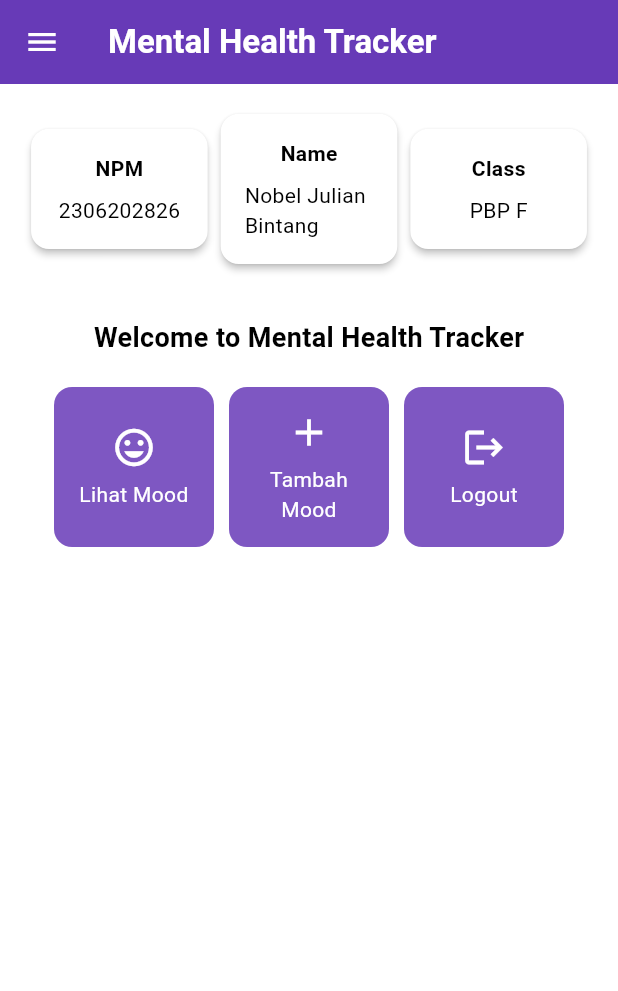
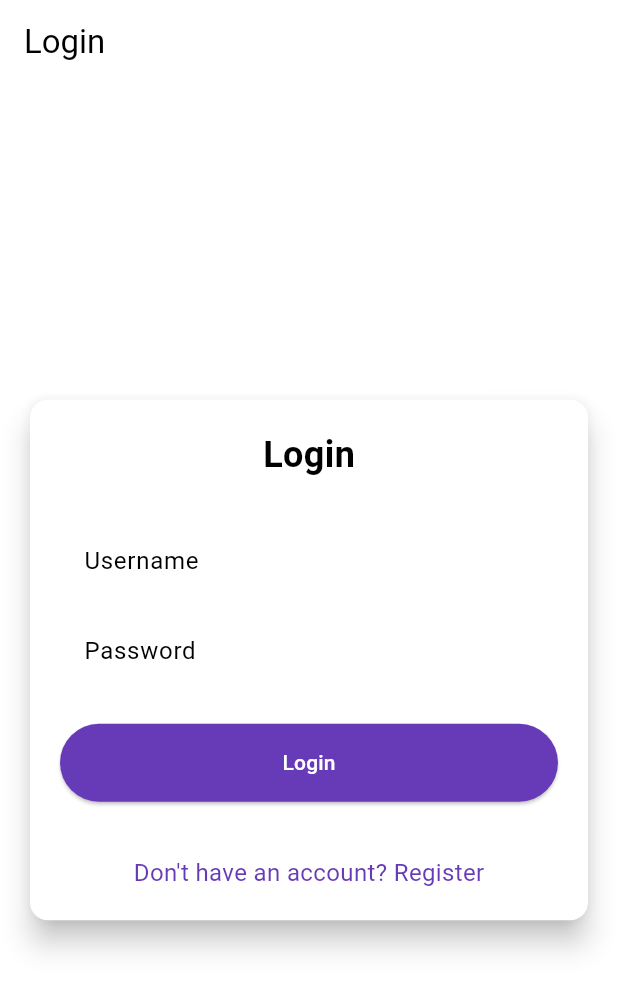
Before and after one commit to nobeljb/mental-health-tracker-mobile, a Flutter app: the screen it shows after launch, on a phone screen of 412 x 824 dp. Shown: the top 991 px of the screen. Run offline on Flutter 3.47's test engine with Material 3 defaults, Android fonts, the phone set to English and light mode, and no system bars; missing offline and left inert: pbp_django_auth.

Commit message:
tutorial 8

```diff
--- a/lib/main.dart
+++ b/lib/main.dart
@@ -1,5 +1,8 @@
 import 'package:flutter/material.dart';
 import 'package:mental_health_tracker/screens/menu.dart';
+import 'package:mental_health_tracker/screens/login.dart';
+import 'package:pbp_django_auth/pbp_django_auth.dart';
+import 'package:provider/provider.dart';
 
 void main() {
   runApp(const MyApp());
@@ -8,33 +11,23 @@ void main() {
 class MyApp extends StatelessWidget {
   const MyApp({super.key});
 
-  // This widget is the root of your application.
   @override
   Widget build(BuildContext context) {
-    return MaterialApp(
-      title: 'Flutter Demo',
-      theme: ThemeData(
-        // This is the theme of your application.
-        //
-        // TRY THIS: Try running your application with "flutter run". You'll see
-        // the application has a purple toolbar. Then, without quitting the app,
-        // try changing the seedColor in the colorScheme below to Colors.green
-        // and then invoke "hot reload" (save your changes or press the "hot
-        // reload" button in a Flutter-supported IDE, or press "r" if you used
-        // the command line to start the app).
-        //
-        // Notice that the counter didn't reset back to zero; the application
-        // state is not lost during the reload. To reset the state, use hot
-        // restart instead.
-        //
-        // This works for code too, not just values: Most code changes can be
-        // tested with just a hot reload.
-         colorScheme: ColorScheme.fromSwatch(
-               primarySwatch: Colors.deepPurple,
-         ).copyWith(secondary: Colors.deepPurple[400]),
-        useMaterial3: true,
+    return Provider(
+      create: (_) {
+        CookieRequest request = CookieRequest();
+        return request;
+      },
+      child: MaterialApp(
+        title: 'Mental Health Tracker',
+        theme: ThemeData(
+          useMaterial3: true,
+          colorScheme: ColorScheme.fromSwatch(
+            primarySwatch: Colors.deepPurple,
+          ).copyWith(secondary: Colors.deepPurple[400]),
+        ),
+        home: const LoginPage(),
       ),
-      home: MyHomePage(),
     );
   }
 }
--- /dev/null
+++ b/lib/screens/login.dart
@@ -0,0 +1,182 @@
+import 'package:mental_health_tracker/screens/menu.dart';
+import 'package:flutter/material.dart';
+import 'package:pbp_django_auth/pbp_django_auth.dart';
+import 'package:provider/provider.dart';
+// TODO: Import halaman RegisterPage jika sudah dibuat
+import 'package:mental_health_tracker/screens/register.dart';
+
+void main() {
+  runApp(const LoginApp());
+}
+
+class LoginApp extends StatelessWidget {
+  const LoginApp({super.key});
+
+  @override
+  Widget build(BuildContext context) {
+    return MaterialApp(
+      title: 'Login',
+      theme: ThemeData(
+        useMaterial3: true,
+        colorScheme: ColorScheme.fromSwatch(
+          primarySwatch: Colors.deepPurple,
+        ).copyWith(secondary: Colors.deepPurple[400]),
+      ),
+      home: const LoginPage(),
+    );
+  }
+}
+
+class LoginPage extends StatefulWidget {
+  const LoginPage({super.key});
+
+  @override
+  State<LoginPage> createState() => _LoginPageState();
+}
+
+class _LoginPageState extends State<LoginPage> {
+  final TextEditingController _usernameController = TextEditingController();
+  final TextEditingController _passwordController = TextEditingController();
+
+  @override
+  Widget build(BuildContext context) {
+    final request = context.watch<CookieRequest>();
+
+    return Scaffold(
+      appBar: AppBar(
+        title: const Text('Login'),
+      ),
+      body: Center(
+        child: SingleChildScrollView(
+          padding: const EdgeInsets.all(16.0),
+          child: Card(
+            elevation: 8,
+            shape: RoundedRectangleBorder(
+              borderRadius: BorderRadius.circular(12.0),
+            ),
+            child: Padding(
+              padding: const EdgeInsets.all(20.0),
+              child: Column(
+                mainAxisSize: MainAxisSize.min,
+                children: [
+                  const Text(
+                    'Login',
+                    style: TextStyle(
+                      fontSize: 24.0,
+                      fontWeight: FontWeight.bold,
+                    ),
+                  ),
+                  const SizedBox(height: 30.0),
+                  TextField(
+                    controller: _usernameController,
+                    decoration: const InputDecoration(
+                      labelText: 'Username',
+                      hintText: 'Enter your username',
+                      border: OutlineInputBorder(
+                        borderRadius: BorderRadius.all(Radius.circular(12.0)),
+                      ),
+                      contentPadding:
+                          EdgeInsets.symmetric(horizontal: 12.0, vertical: 8.0),
+                    ),
+                  ),
+                  const SizedBox(height: 12.0),
+                  TextField(
+                    controller: _passwordController,
+                    decoration: const InputDecoration(
+                      labelText: 'Password',
+                      hintText: 'Enter your password',
+                      border: OutlineInputBorder(
+                        borderRadius: BorderRadius.all(Radius.circular(12.0)),
+                      ),
+                      contentPadding:
+                          EdgeInsets.symmetric(horizontal: 12.0, vertical: 8.0),
+                    ),
+                    obscureText: true,
+                  ),
+                  const SizedBox(height: 24.0),
+                  ElevatedButton(
+                    onPressed: () async {
+                      String username = _usernameController.text;
+                      String password = _passwordController.text;
+
+                      // Cek kredensial
+                      // TODO: Ganti URL dan jangan lupa tambahkan trailing slash (/) di akhir URL!
+                      // Untuk menyambungkan Android emulator dengan Django pada localhost,
+                      // gunakan URL http://10.0.2.2/
+                      final response = await request
+                          .login("http://10.0.2.2:8000/auth/login/", {
+                        'username': username,
+                        'password': password,
+                      });
+
+                      if (request.loggedIn) {
+                        String message = response['message'];
+                        String uname = response['username'];
+                        if (context.mounted) {
+                          Navigator.pushReplacement(
+                            context,
+                            MaterialPageRoute(
+                                builder: (context) => MyHomePage()),
+                          );
+                          ScaffoldMessenger.of(context)
+                            ..hideCurrentSnackBar()
+                            ..showSnackBar(
+                              SnackBar(
+                                  content:
+                                      Text("$message Selamat datang, $uname.")),
+                            );
+                        }
+                      } else {
+                        if (context.mounted) {
+                          showDialog(
+                            context: context,
+                            builder: (context) => AlertDialog(
+                              title: const Text('Login Gagal'),
+                              content: Text(response['message']),
+                              actions: [
+                                TextButton(
+                                  child: const Text('OK'),
+                                  onPressed: () {
+                                    Navigator.pop(context);
+                                  },
+                                ),
+                              ],
+                            ),
+                          );
+                        }
+                      }
+                    },
+                    style: ElevatedButton.styleFrom(
+                      foregroundColor: Colors.white,
+                      minimumSize: Size(double.infinity, 50),
+                      backgroundColor: Theme.of(context).colorScheme.primary,
+                      padding: const EdgeInsets.symmetric(vertical: 16.0),
+                    ),
+                    child: const Text('Login'),
+                  ),
+                  const SizedBox(height: 36.0),
+                  GestureDetector(
+                    onTap: () {
+                      Navigator.push(
+                        context,
+                        MaterialPageRoute(
+                            builder: (context) => const RegisterPage()),
+                      );
+                    },
+                    child: Text(
+                      'Don\'t have an account? Register',
+                      style: TextStyle(
+                        color: Theme.of(context).colorScheme.primary,
+                        fontSize: 16.0,
+                      ),
+                    ),
+                  ),
+                ],
+              ),
+            ),
+          ),
+        ),
+      ),
+    );
+  }
+}
--- a/pubspec.yaml
+++ b/pubspec.yaml
@@ -35,6 +35,9 @@ dependencies:
   # The following adds the Cupertino Icons font to your application.
   # Use with the CupertinoIcons class for iOS style icons.
   cupertino_icons: ^1.0.8
+  provider: ^6.1.2
+  pbp_django_auth: ^0.4.0
+  http: ^1.2.2
 
 dev_dependencies:
   flutter_test:
```
Also changed, not shown: lib/models/mood_entry.dart (added, +65 -0 lines), lib/screens/list_moodentry.dart (added, +90 -0 lines), lib/screens/moodentry_form.dart (+37 -29 lines), lib/screens/register.dart (added, +166 -0 lines), lib/widgets/left_drawer.dart (+12 -0 lines), lib/widgets/mood_card.dart (+40 -7 lines), pubspec.lock, 2 other files.
